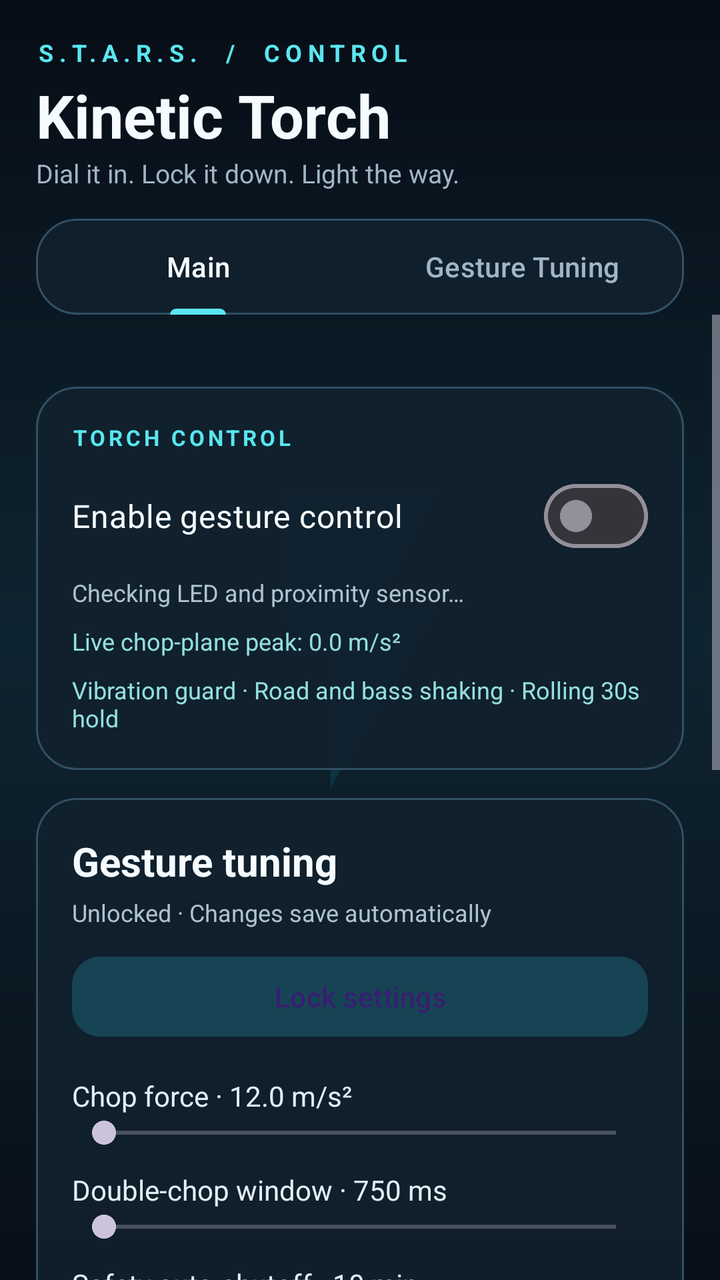
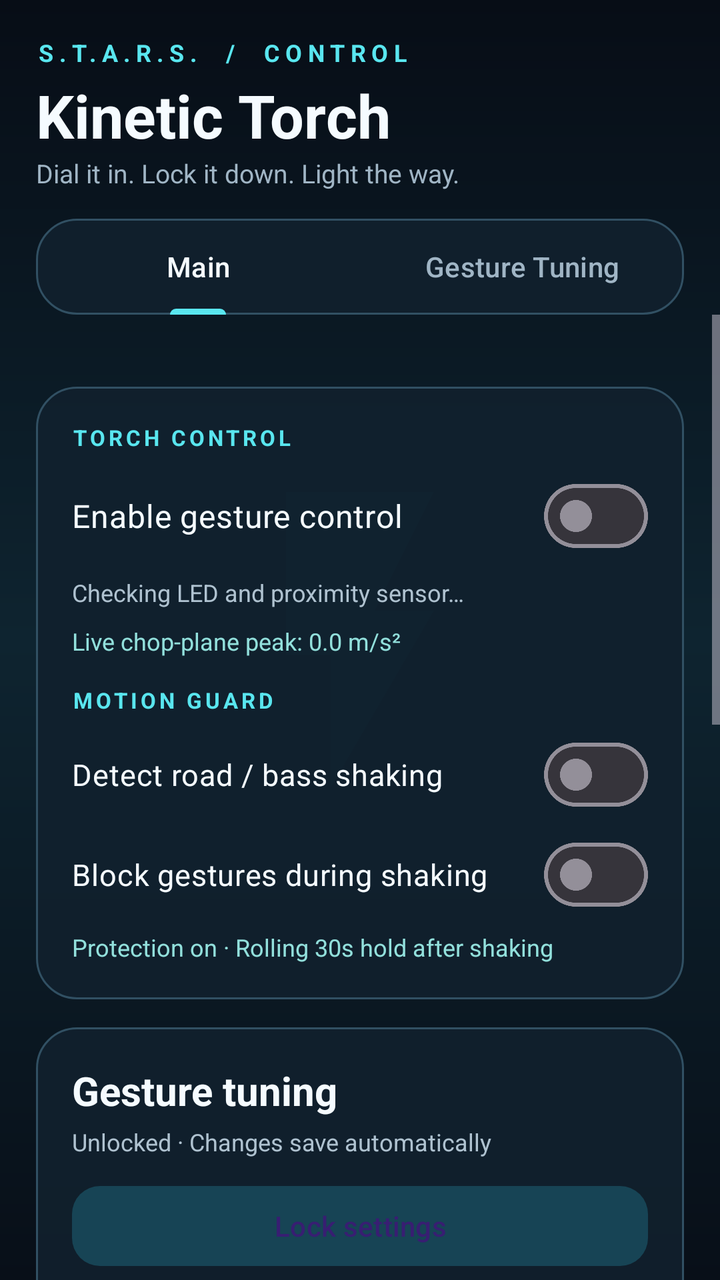

Two renders of the same Android screen: before a commit and after it. Below are the layout's source before the change and the commit's diff.
<!-- AndroidManifest.xml: application theme Theme.KineticTorch -->
<!-- res/layout/activity_main.xml -->
<?xml version="1.0" encoding="utf-8"?>
<FrameLayout xmlns:android="http://schemas.android.com/apk/res/android"
    xmlns:app="http://schemas.android.com/apk/res-auto"
    android:layout_width="match_parent"
    android:layout_height="match_parent"
    android:background="@drawable/bg_kinetic_gradient">

    
    <ImageView
        android:layout_width="400dp"
        android:layout_height="400dp"
        android:layout_gravity="center"
        android:alpha="0.10"
        android:contentDescription="@null"
        android:importantForAccessibility="no"
        android:src="@drawable/ic_launcher_foreground" />

    <LinearLayout
        android:id="@+id/mainScreenColumn"
        android:layout_width="match_parent"
        android:layout_height="match_parent"
        android:orientation="vertical">

        <LinearLayout
            android:layout_width="match_parent"
            android:layout_height="wrap_content"
            android:orientation="vertical"
            android:paddingLeft="18dp"
            android:paddingTop="18dp"
            android:paddingRight="18dp">

            <TextView
                android:layout_width="match_parent"
                android:layout_height="wrap_content"
                android:letterSpacing="0.24"
                android:text="S.T.A.R.S.  /  CONTROL"
                android:textColor="#59E6EF"
                android:textSize="12sp"
                android:textStyle="bold" />

            <TextView
                android:layout_width="match_parent"
                android:layout_height="wrap_content"
                android:layout_marginTop="3dp"
                android:text="Kinetic Torch"
                android:textColor="#F5FBFF"
                android:textSize="30sp"
                android:textStyle="bold" />

            <TextView
                android:layout_width="match_parent"
                android:layout_height="wrap_content"
                android:text="Dial it in. Lock it down. Light the way."
                android:textColor="#A0B5C5"
                android:textSize="13sp" />
        </LinearLayout>

        <com.google.android.material.tabs.TabLayout
            android:id="@+id/tabNavigation"
            android:layout_width="match_parent"
            android:layout_height="wrap_content"
            android:layout_marginLeft="18dp"
            android:layout_marginTop="14dp"
            android:layout_marginRight="18dp"
            android:background="@drawable/bg_kinetic_card"
            app:tabGravity="fill"
            app:tabIndicatorColor="#59E6EF"
            app:tabMode="fixed"
            app:tabSelectedTextColor="#F5FBFF"
            app:tabTextColor="#A0B5C5">

            <com.google.android.material.tabs.TabItem
                android:layout_width="wrap_content"
                android:layout_height="wrap_content"
                android:text="Main" />

            <com.google.android.material.tabs.TabItem
                android:layout_width="wrap_content"
                android:layout_height="wrap_content"
                android:text="Gesture Tuning" />
        </com.google.android.material.tabs.TabLayout>

        <ScrollView
            android:id="@+id/rootScroll"
            android:layout_width="match_parent"
            android:layout_height="0dp"
            android:layout_weight="1"
            android:clipToPadding="true"
            android:fillViewport="true">

            <LinearLayout
                android:layout_width="match_parent"
                android:layout_height="wrap_content"
                android:orientation="vertical"
                android:padding="18dp">

            <LinearLayout
                android:id="@+id/cardTorchControl"
                android:layout_width="match_parent"
                android:layout_height="wrap_content"
                android:layout_marginTop="18dp"
                android:background="@drawable/bg_kinetic_card"
                android:orientation="vertical"
                android:padding="18dp">

                <TextView
                    android:layout_width="match_parent"
                    android:layout_height="wrap_content"
                    android:text="TORCH CONTROL"
                    android:textColor="#59E6EF"
                    android:textSize="11sp"
                    android:textStyle="bold"
                    android:letterSpacing="0.15" />

                <com.google.android.material.materialswitch.MaterialSwitch
                    android:id="@+id/switchServiceEnable"
                    android:layout_width="match_parent"
                    android:layout_height="wrap_content"
                    android:layout_marginTop="8dp"
                    android:text="Enable gesture control"
                    android:textColor="#F5FBFF"
                    android:textSize="16sp" />

                <TextView
                    android:id="@+id/txtHardwareStatus"
                    android:layout_width="match_parent"
                    android:layout_height="wrap_content"
                    android:layout_marginTop="6dp"
                    android:text="Checking LED and proximity sensor…"
                    android:textColor="#AFC2D0"
                    android:textSize="12sp" />

                <TextView
                    android:id="@+id/txtLivePeakReadout"
                    android:layout_width="match_parent"
                    android:layout_height="wrap_content"
                    android:layout_marginTop="8dp"
                    android:text="Live chop-plane peak: 0.0 m/s²"
                    android:textColor="#92E0DC"
                    android:textSize="12sp" />

                <TextView
                    android:layout_width="match_parent"
                    android:layout_height="wrap_content"
                    android:layout_marginTop="8dp"
                    android:text="Vibration guard · Road and bass shaking · Rolling 30s hold"
                    android:textColor="#92E0DC"
                    android:textSize="12sp" />
            </LinearLayout>

            <LinearLayout
                android:id="@+id/cardGestureTuning"
                android:layout_width="match_parent"
                android:layout_height="wrap_content"
                android:layout_marginTop="14dp"
                android:background="@drawable/bg_kinetic_card"
                android:orientation="vertical"
                android:padding="18dp">

                <TextView
                    android:layout_width="match_parent"
                    android:layout_height="wrap_content"
                    android:text="Gesture tuning"
                    android:textColor="#F5FBFF"
                    android:textSize="20sp"
                    android:textStyle="bold" />

                <TextView
                    android:id="@+id/txtSettingsLockStatus"
                    android:layout_width="match_parent"
                    android:layout_height="wrap_content"
                    android:layout_marginTop="4dp"
                    android:text="Unlocked · Changes save automatically"
                    android:textColor="#AFC2D0"
                    android:textSize="12sp" />

                <com.google.android.material.button.MaterialButton
                    android:id="@+id/btnSettingsLock"
                    android:layout_width="match_parent"
                    android:layout_height="wrap_content"
                    android:layout_marginTop="10dp"
                    android:text="Lock settings"
                    android:textAllCaps="false"
                    app:backgroundTint="#174455"
                    app:cornerRadius="14dp" />

                <TextView
                    android:id="@+id/txtForceValue"
                    android:layout_width="match_parent"
                    android:layout_height="wrap_content"
                    android:layout_marginTop="16dp"
                    android:text="Chop force · 12.0 m/s²"
                    android:textColor="#E1EEF4"
                    android:textSize="14sp" />

                <SeekBar
                    android:id="@+id/seekForceThreshold"
                    android:layout_width="match_parent"
                    android:layout_height="wrap_content" />

                <TextView
                    android:id="@+id/txtWindowValue"
                    android:layout_width="match_parent"
                    android:layout_height="wrap_content"
                    android:layout_marginTop="10dp"
                    android:text="Double-chop window · 750 ms"
                    android:textColor="#E1EEF4"
                    android:textSize="14sp" />

                <SeekBar
                    android:id="@+id/seekChopWindow"
                    android:layout_width="match_parent"
                    android:layout_height="wrap_content" />

                <TextView
                    android:id="@+id/txtAutoOffValue"
                    android:layout_width="match_parent"
                    android:layout_height="wrap_content"
                    android:layout_marginTop="10dp"
                    android:text="Safety auto-shutoff · 10 min"
                    android:textColor="#E1EEF4"
                    android:textSize="14sp" />

                <SeekBar
                    android:id="@+id/seekAutoOffMinutes"
                    android:layout_width="match_parent"
                    android:layout_height="wrap_content" />

                <TextView
                    android:id="@+id/txtWakeModeValue"
                    android:layout_width="match_parent"
                    android:layout_height="wrap_content"
                    android:layout_marginTop="10dp"
                    android:text="Standby mode · Screen-wake + 30s"
                    android:textColor="#E1EEF4"
                    android:textSize="14sp" />

                <SeekBar
                    android:id="@+id/seekWakeMode"
                    android:layout_width="match_parent"
                    android:layout_height="wrap_content"
                    android:max="5" />

                <TextView
                    android:layout_width="match_parent"
                    android:layout_height="wrap_content"
                    android:layout_marginTop="14dp"
                    android:letterSpacing="0.12"
                    android:text="MY CALIBRATION"
                    android:textColor="#59E6EF"
                    android:textSize="11sp"
                    android:textStyle="bold" />

                <com.google.android.material.button.MaterialButton
                    android:id="@+id/btnSaveProfile"
                    android:layout_width="match_parent"
                    android:layout_height="wrap_content"
                    android:layout_marginTop="8dp"
                    android:text="Save custom profile"
                    android:textAllCaps="false"
                    app:backgroundTint="#08B6CE"
                    app:cornerRadius="14dp" />

                <com.google.android.material.button.MaterialButton
                    android:id="@+id/btnRestoreProfile"
                    android:layout_width="match_parent"
                    android:layout_height="wrap_content"
                    android:layout_marginTop="4dp"
                    android:text="Restore saved settings"
                    android:textAllCaps="false"
                    app:backgroundTint="#174455"
                    app:cornerRadius="14dp" />

                <com.google.android.material.button.MaterialButton
                    android:id="@+id/btnResetSliders"
                    android:layout_width="match_parent"
                    android:layout_height="wrap_content"
                    android:layout_marginTop="4dp"
                    android:text="@string/reset_sliders_button"
                    android:textAllCaps="false"
                    app:backgroundTint="#283E4D"
                    app:cornerRadius="14dp" />
            </LinearLayout>

            <LinearLayout
                android:id="@+id/cardQuickAccess"
                android:layout_width="match_parent"
                android:layout_height="wrap_content"
                android:layout_marginTop="14dp"
                android:background="@drawable/bg_kinetic_card"
                android:orientation="vertical"
                android:padding="18dp">

                <TextView
                    android:layout_width="match_parent"
                    android:layout_height="wrap_content"
                    android:text="Quick access"
                    android:textColor="#F5FBFF"
                    android:textSize="20sp"
                    android:textStyle="bold" />

                <com.google.android.material.button.MaterialButton
                    android:id="@+id/btnAddQuickSettingsTile"
                    android:layout_width="match_parent"
                    android:layout_height="wrap_content"
                    android:layout_marginTop="10dp"
                    android:text="Add Quick Settings tile"
                    android:textAllCaps="false"
                    app:backgroundTint="#174455"
                    app:cornerRadius="14dp" />

                <com.google.android.material.button.MaterialButton
                    android:id="@+id/btnBatteryExemption"
                    android:layout_width="match_parent"
                    android:layout_height="wrap_content"
                    android:layout_marginTop="4dp"
                    android:text="Battery optimization settings"
                    android:textAllCaps="false"
                    app:backgroundTint="#174455"
                    app:cornerRadius="14dp" />

                <com.google.android.material.button.MaterialButton
                    android:id="@+id/btnSourceAndLicense"
                    android:layout_width="match_parent"
                    android:layout_height="wrap_content"
                    android:layout_marginTop="4dp"
                    android:text="@string/source_license_button"
                    android:textAllCaps="false"
                    app:backgroundTint="#283E4D"
                    app:cornerRadius="14dp" />

                <LinearLayout
                    android:id="@+id/debugPanel"
                    android:layout_width="match_parent"
                    android:layout_height="wrap_content"
                    android:layout_marginTop="12dp"
                    android:orientation="vertical"
                    android:visibility="gone">

                    <TextView
                        android:layout_width="match_parent"
                        android:layout_height="wrap_content"
                        android:text="@string/debug_logging_help"
                        android:textColor="#FFE082"
                        android:textSize="12sp" />

                    <com.google.android.material.button.MaterialButton
                        android:id="@+id/btnMarkDebugAttempt"
                        android:layout_width="match_parent"
                        android:layout_height="wrap_content"
                        android:text="@string/debug_mark_attempt"
                        app:cornerRadius="14dp" />

                    <com.google.android.material.button.MaterialButton
                        android:id="@+id/btnExportDebugLog"
                        android:layout_width="match_parent"
                        android:layout_height="wrap_content"
                        android:text="@string/debug_export_log"
                        app:cornerRadius="14dp" />
                </LinearLayout>
            </LinearLayout>
            </LinearLayout>
        </ScrollView>
    </LinearLayout>
</FrameLayout>
<!-- resources referenced by this layout -->
<resources>
  <!-- drawable bg_kinetic_card (drawable) -->
  <?xml version="1.0" encoding="utf-8"?>
  <shape xmlns:android="http://schemas.android.com/apk/res/android" android:shape="rectangle">
      <solid android:color="#E811202E" />
      <corners android:radius="20dp" />
      <stroke android:width="1dp" android:color="#315063" />
  </shape>
  <!-- drawable bg_kinetic_gradient (drawable) -->
  <?xml version="1.0" encoding="utf-8"?>
  <shape xmlns:android="http://schemas.android.com/apk/res/android" android:shape="rectangle">
      <gradient android:angle="270" android:startColor="#070D16" android:centerColor="#0E2430" android:endColor="#080F18" />
  </shape>
  <!-- drawable ic_launcher_foreground (drawable) -->
  <?xml version="1.0" encoding="utf-8"?>
  <vector xmlns:android="http://schemas.android.com/apk/res/android"
      android:width="108dp"
      android:height="108dp"
      android:viewportWidth="108"
      android:viewportHeight="108">
      <group
          android:translateX="30"
          android:translateY="30"
          android:scaleX="2"
          android:scaleY="2">
          <path
              android:fillColor="#00E5FF"
              android:pathData="M7,2v11h3v9l7,-12h-4l4,-8z" />
      </group>
  </vector>
  <string name="debug_export_log">Export debug log</string>
  <string name="debug_logging_help">DEBUG LOGGING ACTIVE • Sensor samples, gesture decisions and torch responses stay on this phone. Tap Mark attempt, try the gesture, then export the log. Recent history rotates at about 8 MiB; debug logging uses extra battery.</string>
  <string name="debug_mark_attempt">Mark test attempt</string>
  <string name="reset_sliders_button">Reset sliders to defaults</string>
  <string name="source_license_button">Source code &amp; AGPLv3 license</string>
  <style name="Theme.KineticTorch" parent="Theme.Material3.Dark.NoActionBar">
          <item name="colorPrimary">#00E5FF</item>
          <item name="android:statusBarColor">@android:color/transparent</item>
          <item name="android:navigationBarColor">@android:color/transparent</item>
      </style>
</resources>

<!-- the commit's change to res/layout/activity_main.xml (unified diff, before → after) -->
@@ -142,8 +142,37 @@
                 <TextView
                     android:layout_width="match_parent"
                     android:layout_height="wrap_content"
-                    android:layout_marginTop="8dp"
-                    android:text="Vibration guard · Road and bass shaking · Rolling 30s hold"
+                    android:layout_marginTop="14dp"
+                    android:text="@string/motion_guard_title"
+                    android:letterSpacing="0.15"
+                    android:textColor="#59E6EF"
+                    android:textSize="11sp"
+                    android:textStyle="bold" />
+
+                <com.google.android.material.materialswitch.MaterialSwitch
+                    android:id="@+id/switchShakeDetection"
+                    android:layout_width="match_parent"
+                    android:layout_height="wrap_content"
+                    android:layout_marginTop="6dp"
+                    android:text="@string/motion_detection_switch"
+                    android:textColor="#F5FBFF"
+                    android:textSize="15sp" />
+
+                <com.google.android.material.materialswitch.MaterialSwitch
+                    android:id="@+id/switchVibrationGuard"
+                    android:layout_width="match_parent"
+                    android:layout_height="wrap_content"
+                    android:layout_marginTop="2dp"
+                    android:text="@string/motion_blocking_switch"
+                    android:textColor="#F5FBFF"
+                    android:textSize="15sp" />
+
+                <TextView
+                    android:id="@+id/txtMotionGuardStatus"
+                    android:layout_width="match_parent"
+                    android:layout_height="wrap_content"
+                    android:layout_marginTop="4dp"
+                    android:text="@string/motion_guard_protecting"
                     android:textColor="#92E0DC"
                     android:textSize="12sp" />
             </LinearLayout>
<!-- resource entries referenced after the edit -->
@@ -32,6 +32,10 @@
   <string name="debug_export_log">Export debug log</string>
   <string name="debug_logging_help">DEBUG LOGGING ACTIVE • Sensor samples, gesture decisions and torch responses stay on this phone. Tap Mark attempt, try the gesture, then export the log. Recent history rotates at about 8 MiB; debug logging uses extra battery.</string>
   <string name="debug_mark_attempt">Mark test attempt</string>
+  <string name="motion_blocking_switch">Block gestures during shaking</string>
+  <string name="motion_detection_switch">Detect road / bass shaking</string>
+  <string name="motion_guard_protecting">Protection on · Rolling 30s hold after shaking</string>
+  <string name="motion_guard_title">MOTION GUARD</string>
   <string name="reset_sliders_button">Reset sliders to defaults</string>
   <string name="source_license_button">Source code &amp; AGPLv3 license</string>
   <style name="Theme.KineticTorch" parent="Theme.Material3.Dark.NoActionBar">
